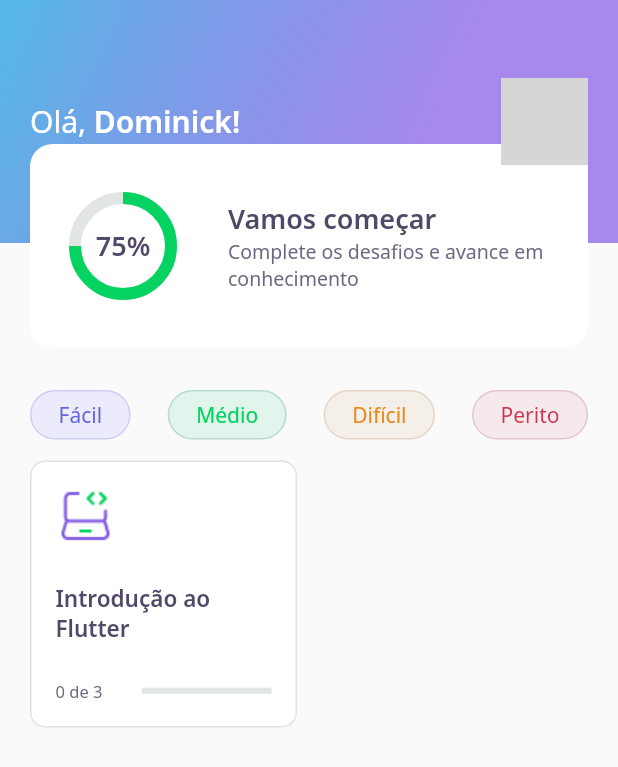
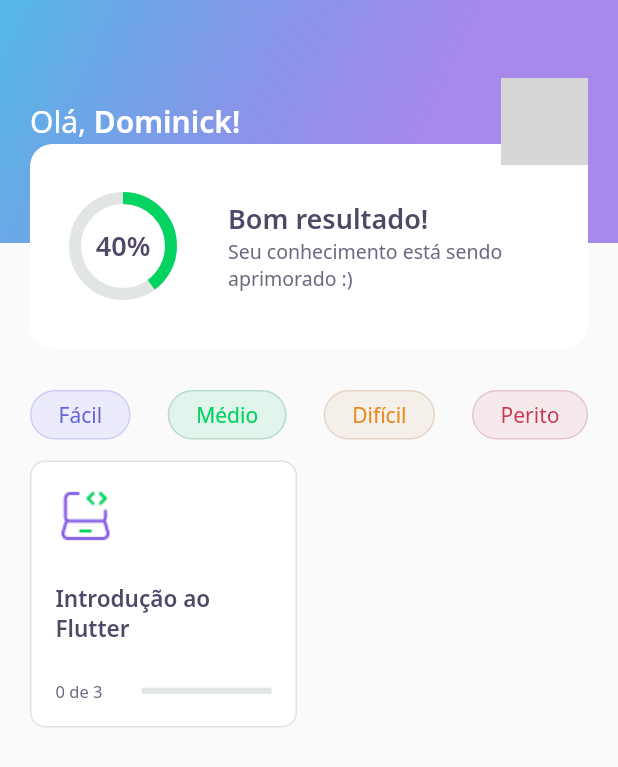
Before and after one commit to dominickbrasileiro/devquiz, a Flutter app: the screen it shows after launch, on a phone screen of 412 x 824 dp. Shown: the top 767 px of the screen. Run offline on Flutter 3.47's test engine with Material 2 defaults, Android fonts, the phone set to English and light mode, and no system bars; our stand-ins replace google_fonts, share_plus; accounts and stored records are empty; network calls fail; grey boxes are pictures that could not be loaded.

Commit message:
Aula 05 - Surface Exploration

```diff
--- a/lib/core/app_widget.dart
+++ b/lib/core/app_widget.dart
@@ -1,6 +1,4 @@
-// import 'package:devquiz/challenge/challenge_page.dart';
-import 'package:devquiz/home/home_page.dart';
-// import 'package:devquiz/splash/splash_page.dart';
+import 'package:devquiz/splash/splash_page.dart';
 import 'package:flutter/material.dart';
 
 class AppWidget extends StatelessWidget {
@@ -8,7 +6,7 @@ class AppWidget extends StatelessWidget {
   Widget build(BuildContext context) {
     return MaterialApp(
       title: "DevQuiz",
-      home: HomePage(),
+      home: SplashPage(),
       debugShowCheckedModeBanner: false,
     );
   }
--- a/lib/home/home_page.dart
+++ b/lib/home/home_page.dart
@@ -72,6 +72,7 @@ class _HomePageState extends State<HomePage> {
                               MaterialPageRoute(
                                 builder: (ctx) => ChallengePage(
                                   questions: quiz.questions,
+                                  title: quiz.title,
                                 ),
                               ),
                             );
--- a/lib/home/widgets/app_bar/app_bar_widget.dart
+++ b/lib/home/widgets/app_bar/app_bar_widget.dart
@@ -58,7 +58,9 @@ class AppBarWidget extends PreferredSize {
           ),
           Align(
             alignment: Alignment(0, 2),
-            child: ScoreCardWidget(),
+            child: ScoreCardWidget(
+              percent: user.score / 100,
+            ),
           ),
         ],
       ),
--- a/lib/home/widgets/chart/chart_widget.dart
+++ b/lib/home/widgets/chart/chart_widget.dart
@@ -1,13 +1,50 @@
-import 'package:devquiz/core/core.dart';
 import 'package:flutter/material.dart';
 
-class ChartWidget extends StatelessWidget {
+import 'package:devquiz/core/core.dart';
+
+class ChartWidget extends StatefulWidget {
+  final double percent;
+
+  const ChartWidget({
+    Key? key,
+    required this.percent,
+  }) : super(key: key);
+
+  @override
+  _ChartWidgetState createState() => _ChartWidgetState();
+}
+
+class _ChartWidgetState extends State<ChartWidget>
+    with SingleTickerProviderStateMixin {
+  late AnimationController _animationController;
+  late Animation<double> _animation;
+
+  void initAnimation() {
+    _animationController = AnimationController(
+      vsync: this,
+      duration: Duration(milliseconds: 1500),
+    );
+
+    _animation = Tween<double>(begin: 0, end: widget.percent)
+        .animate(_animationController);
+
+    _animationController.forward();
+  }
+
+  @override
+  void initState() {
+    initAnimation();
+    super.initState();
+  }
+
   @override
   Widget build(BuildContext context) {
     return Container(
       width: 64,
       height: 64,
-      child: Stack(
+      child: AnimatedBuilder(
+        animation: _animation,
+        builder: (ctx, _) => Stack(
           children: [
             Center(
               child: Container(
@@ -18,18 +55,19 @@ class ChartWidget extends StatelessWidget {
                   valueColor:
                       AlwaysStoppedAnimation<Color>(AppColors.chartPrimary),
                   strokeWidth: 8,
-                value: 0.75,
+                  value: _animation.value,
                 ),
               ),
             ),
             Center(
               child: Text(
-              '75%',
+                '${(_animation.value * 100).toInt()}%',
                 style: AppTextStyles.heading,
               ),
             )
           ],
         ),
+      ),
     );
   }
 }
--- a/lib/home/widgets/score_card/score_card_widget.dart
+++ b/lib/home/widgets/score_card/score_card_widget.dart
@@ -1,8 +1,16 @@
+import 'package:flutter/material.dart';
+
 import 'package:devquiz/core/core.dart';
 import 'package:devquiz/home/widgets/chart/chart_widget.dart';
-import 'package:flutter/material.dart';
 
 class ScoreCardWidget extends StatelessWidget {
+  final double percent;
+
+  const ScoreCardWidget({
+    Key? key,
+    required this.percent,
+  }) : super(key: key);
+
   @override
   Widget build(BuildContext context) {
     return Padding(
@@ -18,22 +26,24 @@ class ScoreCardWidget extends StatelessWidget {
           children: [
             Expanded(
               flex: 2,
-              child: ChartWidget(),
+              child: ChartWidget(
+                percent: percent,
+              ),
             ),
             Expanded(
               flex: 4,
               child: Padding(
-                padding: EdgeInsets.only(left: 8),
+                padding: EdgeInsets.only(left: 8, right: 24),
                 child: Column(
                   mainAxisAlignment: MainAxisAlignment.center,
                   crossAxisAlignment: CrossAxisAlignment.start,
                   children: [
                     Text(
-                      'Vamos começar',
+                      'Bom resultado!',
                       style: AppTextStyles.heading,
                     ),
                     Text(
-                      'Complete os desafios e avance em conhecimento',
+                      'Seu conhecimento está sendo aprimorado :)',
                       style: AppTextStyles.body,
                     ),
                   ],
--- a/pubspec.yaml
+++ b/pubspec.yaml
@@ -10,6 +10,7 @@ dependencies:
     sdk: flutter
   cupertino_icons: ^1.0.2
   google_fonts: ^2.0.0
+  share_plus: ^2.0.1
 
 dev_dependencies:
   flutter_test:
```
Also changed, not shown: lib/challenge/challenge_controller.dart (+5 -3 lines), lib/challenge/challenge_page.dart (+15 -2 lines), lib/challenge/widgets/next_button/next_button_widget.dart (+15 -1 lines), lib/challenge/widgets/quiz/quiz_widget.dart (+10 -2 lines), lib/result/result_page.dart (added, +101 -0 lines), lib/splash/splash_page.dart (+9 -0 lines), assets/images/trophy.png, pubspec.lock. Lines whose indentation alone changed are shown as unchanged.
